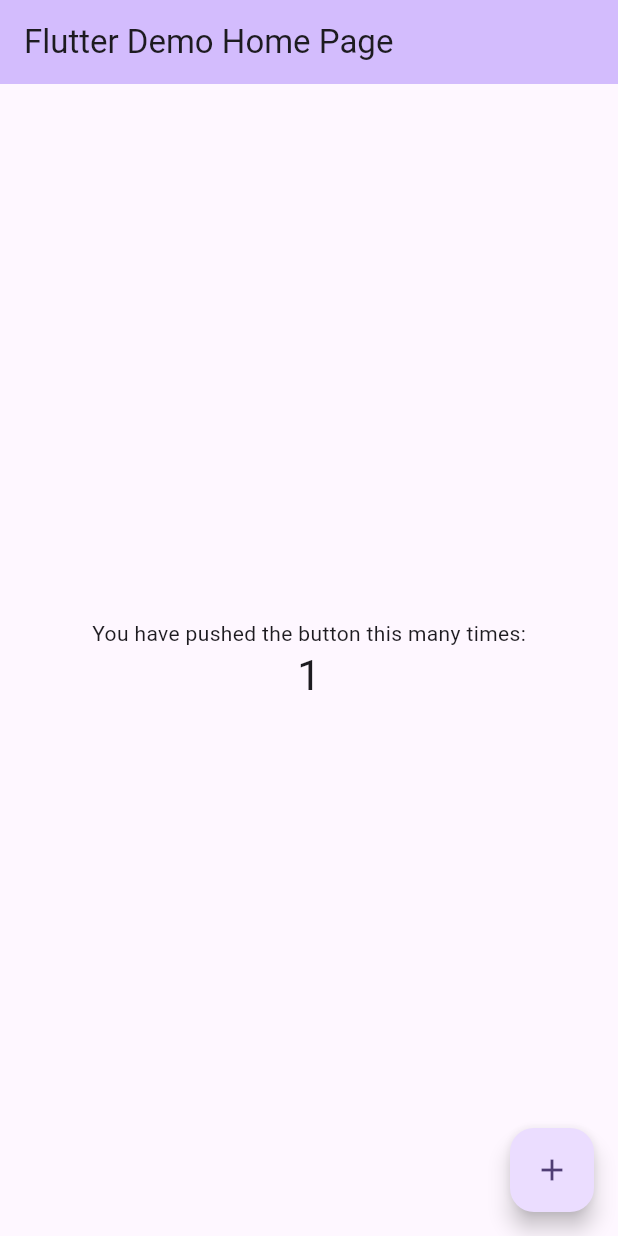
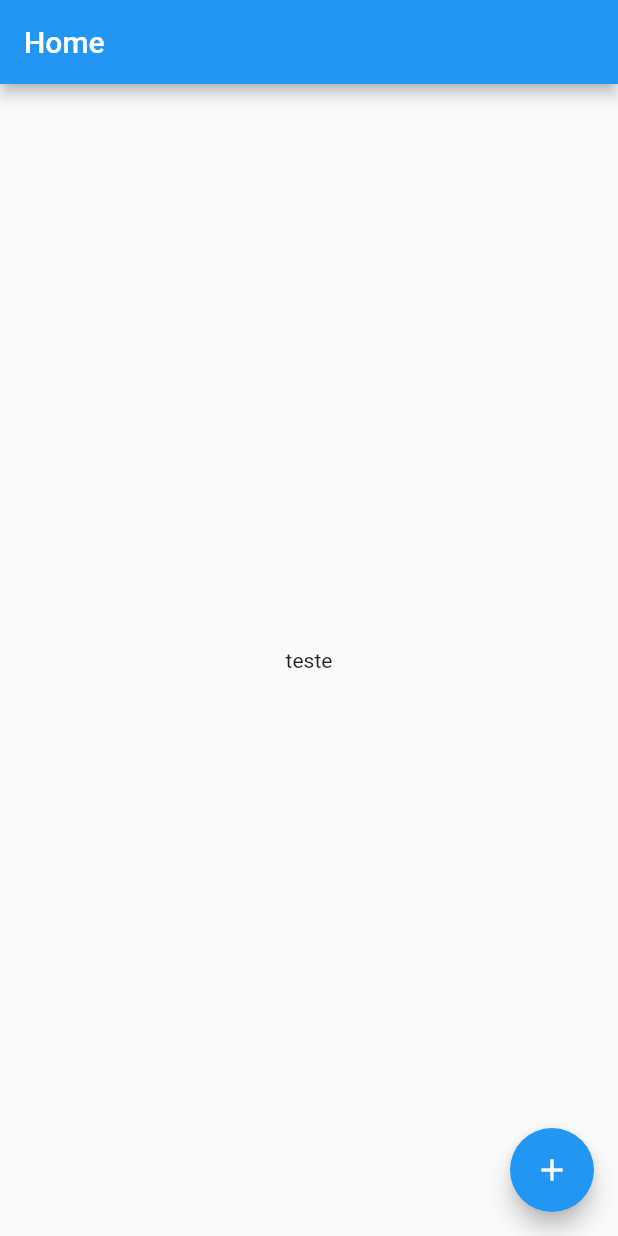
Before and after one commit to pisiculture/api-pisicultura-server, a Flutter app: the screen it shows after launch, after a tap on the "add" icon, on a phone screen of 412 x 824 dp. Run offline on Flutter 3.47's test engine with Material 2 defaults, Android fonts, the phone set to English and light mode, and no system bars; our stand-ins replace get; network calls fail.

Commit message:
correções

```diff
--- /dev/null
+++ b/app/lib/app/data/base_url.dart
@@ -0,0 +1,2 @@
+const baseUrl = 'http://localhost:8080/';
+const baseUrlHttps = 'app-server-piscicultura.herokuapp.com';
--- /dev/null
+++ b/app/lib/app/data/provider/Dashboard_provider.dart
@@ -0,0 +1,15 @@
+import 'package:mobile/app/data/model/dashboard_model.dart';
+import 'package:mobile/app/data/repository/Dashboard_provider.dart';
+
+class DashboardRepository {
+  final client = DashboardClient();
+
+  dashboard() async {
+    const String id = '432423432423432432432432';
+
+    final response = await client.dashboard(id);
+
+    final dashbord = Dashbord.fromJson(response);
+    print(dashbord.data);
+  }
+}
--- /dev/null
+++ b/app/lib/app/data/repository/Dashboard_provider.dart
@@ -0,0 +1,13 @@
+import 'package:mobile/app/data/provider/get_connect.dart';
+
+class DashboardClient extends DwGetConnect {
+  dashboard(id) async {
+    try {
+      final response = await find('http://localhost:8080/app/dashboard/$id');
+      print(response.body);
+      return response.statusCode == 202 ? response.body : null;
+    } catch (e) {
+      print(e);
+    }
+  }
+}
--- /dev/null
+++ b/app/lib/app/modules/home/home_binding.dart
@@ -0,0 +1,11 @@
+import 'package:get/get.dart';
+import 'package:mobile/app/data/provider/Dashboard_provider.dart';
+import 'package:mobile/app/modules/home/home_controller.dart';
+
+class HomeBinding extends Bindings {
+  @override
+  void dependencies() {
+    Get.lazyPut(() => HomeController());
+    Get.lazyPut(() => DashboardRepository());
+  }
+}
--- /dev/null
+++ b/app/lib/app/modules/home/home_controller.dart
@@ -0,0 +1,6 @@
+import 'package:get/get.dart';
+import 'package:mobile/app/data/provider/Dashboard_provider.dart';
+
+class HomeController extends GetxController {
+  final dashboard = Get.find<DashboardRepository>();
+}
--- /dev/null
+++ b/app/lib/app/modules/home/home_page.dart
@@ -0,0 +1,22 @@
+import 'package:flutter/material.dart';
+import 'package:get/get.dart';
+import 'package:mobile/app/modules/home/home_controller.dart';
+
+class HomePage extends GetView<HomeController> {
+  @override
+  Widget build(BuildContext context) {
+    return Scaffold(
+      appBar: AppBar(
+        title: const Text('Home'),
+      ),
+      body: const Center(
+        child: Text("teste"),
+      ),
+      floatingActionButton: FloatingActionButton(
+        onPressed: () => controller.dashboard.dashboard(),
+        tooltip: 'Increment',
+        child: const Icon(Icons.add),
+      ), // ,
+    );
+  }
+}
--- /dev/null
+++ b/app/lib/app/routes/app_pages.dart
@@ -0,0 +1,3 @@
+class AppRoutes {
+  static const home = '/home';
+}
--- a/app/lib/main.dart
+++ b/app/lib/main.dart
@@ -1,78 +1,18 @@
-import 'dart:io';
-
 import 'package:flutter/material.dart';
+import 'package:get/get.dart';
+import 'package:mobile/app/modules/home/home_binding.dart';
+import 'package:mobile/app/modules/home/home_page.dart';
+import 'package:mobile/app/routes/app_routes.dart';
 
 void main() {
-  runApp(const MyApp());
+  runApp(
+    GetMaterialApp(
+      debugShowCheckedModeBanner: false,
+      title: 'DJ Pisiculturas',
+      theme: ThemeData(primarySwatch: Colors.blue),
+      initialBinding: HomeBinding(),
+      home: HomePage(),
+      getPages: AppPages.pages,
+    ),
+  );
 }
-
-class MyApp extends StatelessWidget {
-  const MyApp({super.key});
-
-  @override
-  Widget build(BuildContext context) {
-    return MaterialApp(
-      title: 'Flutter Demo',
-      theme: ThemeData(
-        colorScheme: ColorScheme.fromSeed(seedColor: Colors.deepPurple),
-        useMaterial3: true,
-      ),
-      home: const MyHomePage(title: 'Flutter Demo Home Page'),
-    );
-  }
-}
-
-class MyHomePage extends StatefulWidget {
-  const MyHomePage({super.key, required this.title});
-
-  final String title;
-
-  @override
-  State<MyHomePage> createState() => _MyHomePageState();
-}
-
-class _MyHomePageState extends State<MyHomePage> {
-  int _counter = 0;
-
-  void _incrementCounter() {
-    setState(() {
-      _counter++;
-    });
-  }
-
-  Socket? socket;
-
-  @override
-  void initState() async {
-    super.initState();
-  }
-
-  @override
-  Widget build(BuildContext context) {
-    return Scaffold(
-      appBar: AppBar(
-        backgroundColor: Theme.of(context).colorScheme.inversePrimary,
-        title: Text(widget.title),
-      ),
-      body: Center(
-        child: Column(
-          mainAxisAlignment: MainAxisAlignment.center,
-          children: <Widget>[
-            const Text(
-              'You have pushed the button this many times:',
-            ),
-            Text(
-              '$_counter',
-              style: Theme.of(context).textTheme.headlineMedium,
-            ),
-          ],
-        ),
-      ),
-      floatingActionButton: FloatingActionButton(
-        onPressed: _incrementCounter,
-        tooltip: 'Increment',
-        child: const Icon(Icons.add),
-      ), // This trailing comma makes auto-formatting nicer for build methods.
-    );
-  }
-}
```
Also changed, not shown: app/lib/app/data/model/dashboard_model.dart (added, +48 -0 lines), app/lib/app/data/model/user_model.dart (added, +10 -0 lines), app/lib/app/data/provider/get_connect.dart (added, +47 -0 lines), app/lib/app/data/repository/user_provider.dart (added, +34 -0 lines), app/lib/app/global/singleton/system.dart (added, +17 -0 lines), app/lib/app/routes/app_routes.dart (added, +14 -0 lines), app/pubspec.yaml (+5 -2 lines), app/pubspec.lock, 33 other files.
